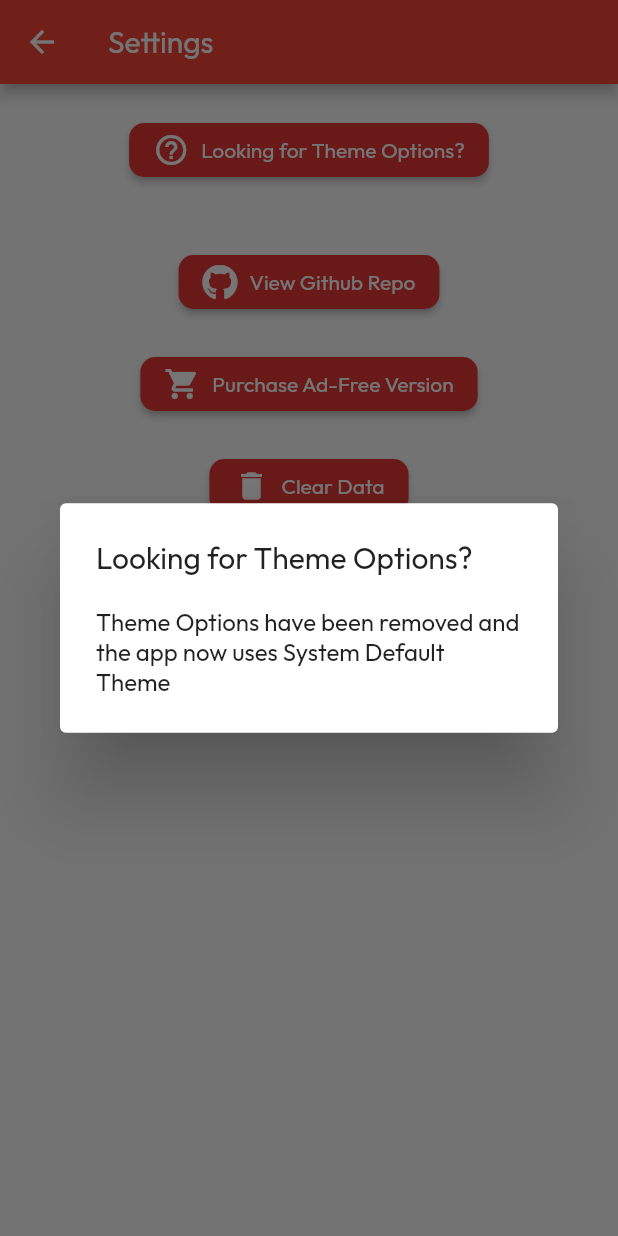
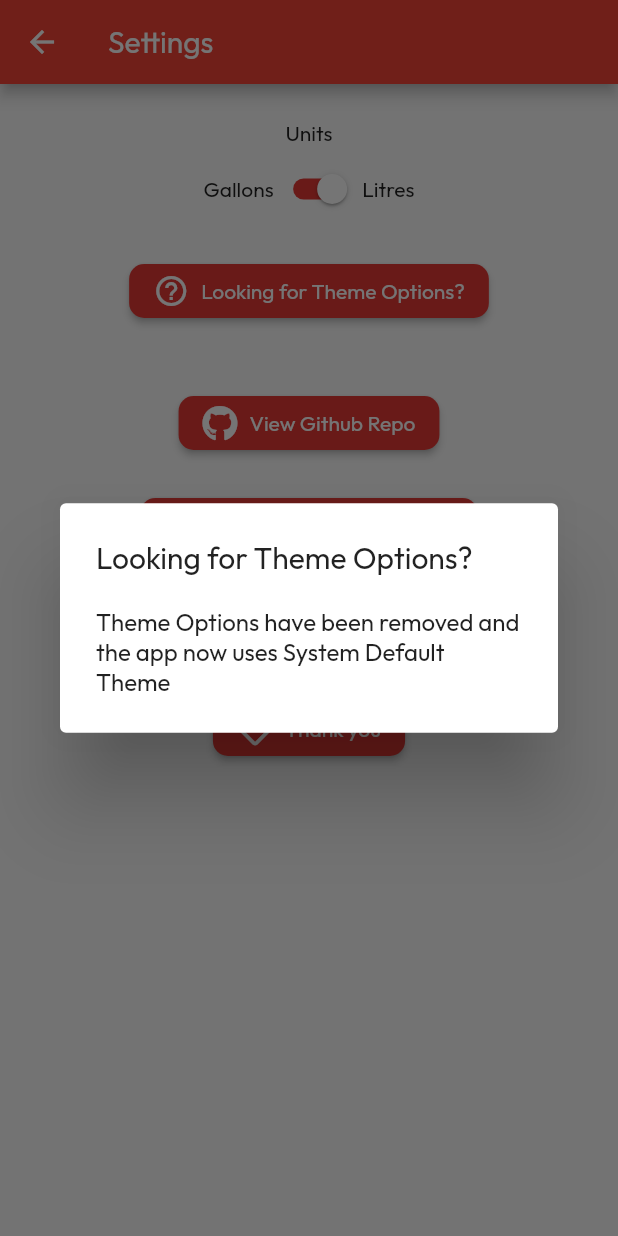
Before and after one commit to IntuitionLabsDevelopment/acc_fuel_app_flutter, a Flutter app: the SettingsRoute screen opened directly, after a tap on "Looking for Theme Options?", on a phone screen of 412 x 824 dp. Run offline on Flutter 3.47's test engine with Material 2 defaults, Android fonts, the phone set to English and light mode, and no system bars; our stand-ins replace font_awesome_flutter, in_app_review, shared_preferences; accounts and stored records are empty.

Commit message:
Litres Gallons Switch

```diff
--- a/lib/main.dart
+++ b/lib/main.dart
@@ -5,6 +5,7 @@ import 'package:acc_fuel_app_flutter/modules/screens/calculator_screen.dart';
 import 'package:acc_fuel_app_flutter/utils/ui/app_dialogs.dart';
 import 'package:acc_fuel_app_flutter/widgets/form/input_options.dart';
 import 'package:acc_fuel_app_flutter/widgets/selections_section.dart';
+import 'package:acc_fuel_app_flutter/widgets/unit_switch.dart';
 import 'package:flutter/material.dart';
 import 'package:acc_fuel_app_flutter/utils/helpers/v2_to_v3_migrator.dart';
 import 'package:shared_preferences/shared_preferences.dart';
@@ -53,6 +54,11 @@ class _MyHomePageState extends State<MyHomePage> {
 
   _initCombos() async {
     SharedPreferences prefs = await SharedPreferences.getInstance();
+
+    bool? setUsingLitres = prefs.getBool('setUsingLitres');
+    if (setUsingLitres != null) {
+      updateUsingLitres(setUsingLitres);
+    }
 
     bool? setFormationLap = prefs.getBool('setFormationLap');
     if (setFormationLap != null) {
--- a/lib/modules/screens/settings_screen.dart
+++ b/lib/modules/screens/settings_screen.dart
@@ -4,6 +4,7 @@ import 'package:acc_fuel_app_flutter/widgets/buttons/github_button.dart';
 import 'package:acc_fuel_app_flutter/widgets/buttons/leave_review_button.dart';
 import 'package:acc_fuel_app_flutter/widgets/buttons/looking_for_themes_button.dart';
 import 'package:acc_fuel_app_flutter/widgets/buttons/purchase_pro_version.dart';
+import 'package:acc_fuel_app_flutter/widgets/unit_switch.dart';
 import 'package:flutter/material.dart';
 import 'package:font_awesome_flutter/font_awesome_flutter.dart';
 
@@ -20,6 +21,8 @@ Widget settingsScreen(BuildContext context) {
       child: Column(
         crossAxisAlignment: CrossAxisAlignment.center,
         children: [
+          unitSwitch(),
+          spacer(),
           lookingForThemesButton(context),
           spacer(),
           leaveReviewButton(context),
--- a/lib/widgets/calculator_output_display.dart
+++ b/lib/widgets/calculator_output_display.dart
@@ -1,6 +1,7 @@
 import 'package:acc_fuel_app_flutter/utils/helpers/calculate_fuel.dart';
 import 'package:acc_fuel_app_flutter/widgets/calculator_output_section.dart';
 import 'package:acc_fuel_app_flutter/widgets/form/input_options.dart';
+import 'package:acc_fuel_app_flutter/widgets/unit_switch.dart';
 import 'package:flutter/material.dart';
 
 Widget calculatorOutputDisplay(BuildContext context) {
@@ -23,11 +24,16 @@ Widget calculatorOutputDisplay(BuildContext context) {
                     valueListenable: riskyFuelNotifier,
                     builder:
                         (BuildContext context, int riskyFuel, Widget? child) {
+                      return ValueListenableBuilder(
+                          valueListenable: unitNotifier,
+                          builder: (BuildContext context,
+                              Map<String, String> units, Widget? child) {
                             return Expanded(
                                 child: calculatorOutputSection(
                               title: 'Risky Fuel',
-                        value: riskyFuel.toString() + 'L',
+                              value: riskyFuel.toString() + units['short']!,
                             ));
+                          });
                     }),
                 Container(
                     width: 2,
@@ -40,11 +46,16 @@ Widget calculatorOutputDisplay(BuildContext context) {
                     valueListenable: safeFuelNotifier,
                     builder:
                         (BuildContext context, int safeFuel, Widget? child) {
+                      return ValueListenableBuilder(
+                          valueListenable: unitNotifier,
+                          builder: (BuildContext context,
+                              Map<String, String> units, Widget? child) {
                             return Expanded(
                                 child: calculatorOutputSection(
                               title: 'Safe Fuel',
-                        value: safeFuel.toString() + 'L',
+                              value: safeFuel.toString() + units['short']!,
                             ));
+                          });
                     }),
                 Visibility(
                   visible: usingStint,
--- a/lib/widgets/form/litres_per_lap_input.dart
+++ b/lib/widgets/form/litres_per_lap_input.dart
@@ -1,13 +1,21 @@
 import 'package:acc_fuel_app_flutter/widgets/form/double_field_input.dart';
 import 'package:acc_fuel_app_flutter/widgets/form/fields_section.dart';
+import 'package:acc_fuel_app_flutter/widgets/unit_switch.dart';
 import 'package:flutter/material.dart';
 
 final TextEditingController litresInput = TextEditingController();
 
 Widget litresPerLapField() {
-  return fieldsSection('Litres Per Lap', [
-    Expanded(
-        child: doubleFieldInput(
-            controller: litresInput, labelText: 'L', maxLength: 5)),
-  ]);
+  return ValueListenableBuilder(
+      valueListenable: unitNotifier,
+      builder:
+          (BuildContext context, Map<String, String> units, Widget? child) {
+        return fieldsSection(units['long']! + ' Per Lap', [
+          Expanded(
+              child: doubleFieldInput(
+                  controller: litresInput,
+                  labelText: units['short']!,
+                  maxLength: 5)),
+        ]);
+      });
 }
--- /dev/null
+++ b/lib/widgets/unit_switch.dart
@@ -0,0 +1,46 @@
+import 'package:acc_fuel_app_flutter/widgets/form/fields_section.dart';
+import 'package:flutter/material.dart';
+import 'package:shared_preferences/shared_preferences.dart';
+
+ValueNotifier<bool> usingLitresNotifier = ValueNotifier(true);
+ValueNotifier<Map<String, String>> unitNotifier =
+    ValueNotifier({'short': 'L', 'long': 'Litres'});
+
+void updateUsingLitres(bool newValue) async {
+  usingLitresNotifier.value = newValue;
+  SharedPreferences prefs = await SharedPreferences.getInstance();
+  prefs.setBool('setUsingLitres', newValue);
+
+  if (newValue) {
+    unitNotifier.value = {'short': 'L', 'long': 'Litres'};
+  } else {
+    unitNotifier.value = {'short': 'G', 'long': 'Gallons'};
+  }
+}
+
+Widget unitSwitch() {
+  return fieldsSection(
+    'Units',
+    [
+      Expanded(
+          child: ValueListenableBuilder(
+              valueListenable: usingLitresNotifier,
+              builder:
+                  (BuildContext context, bool isUsingLitres, Widget? child) {
+                return Row(
+                  mainAxisAlignment: MainAxisAlignment.center,
+                  children: [
+                    const Text('Gallons'),
+                    Switch(
+                      value: isUsingLitres,
+                      onChanged: (bool value) {
+                        updateUsingLitres(value);
+                      },
+                    ),
+                    const Text('Litres'),
+                  ],
+                );
+              })),
+    ],
+  );
+}
```
Lines whose indentation alone changed are shown as unchanged.
